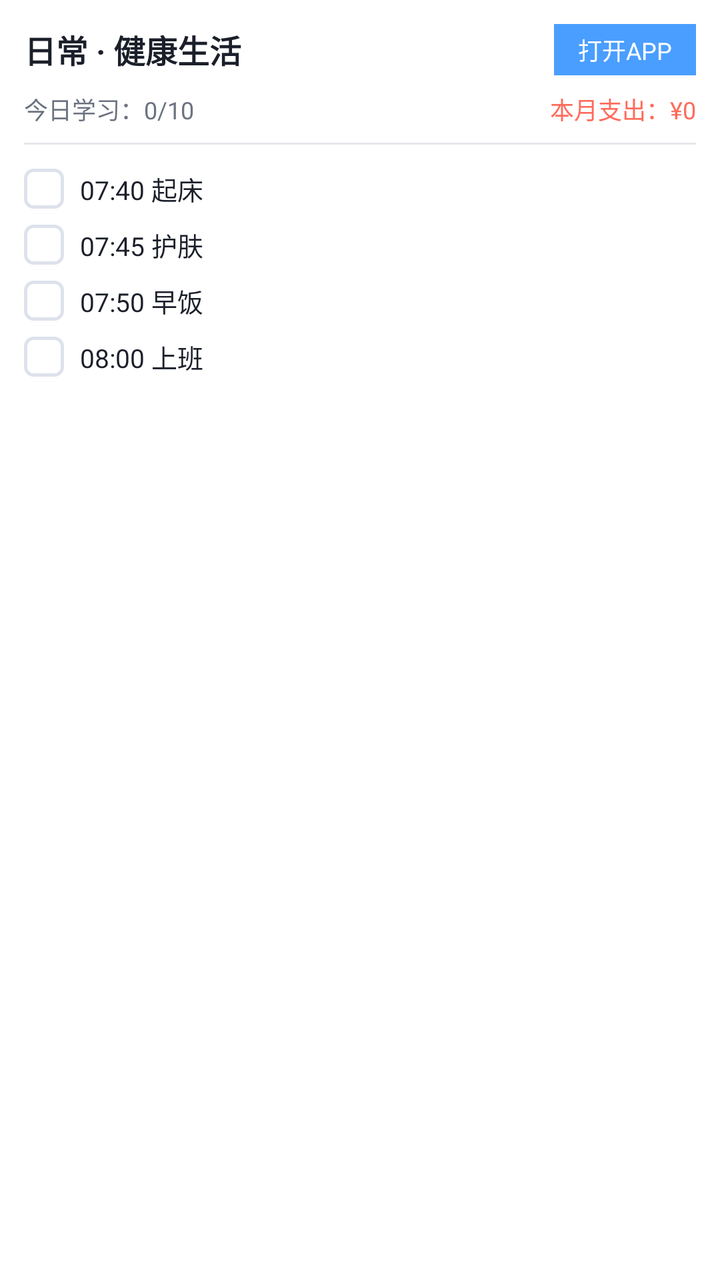
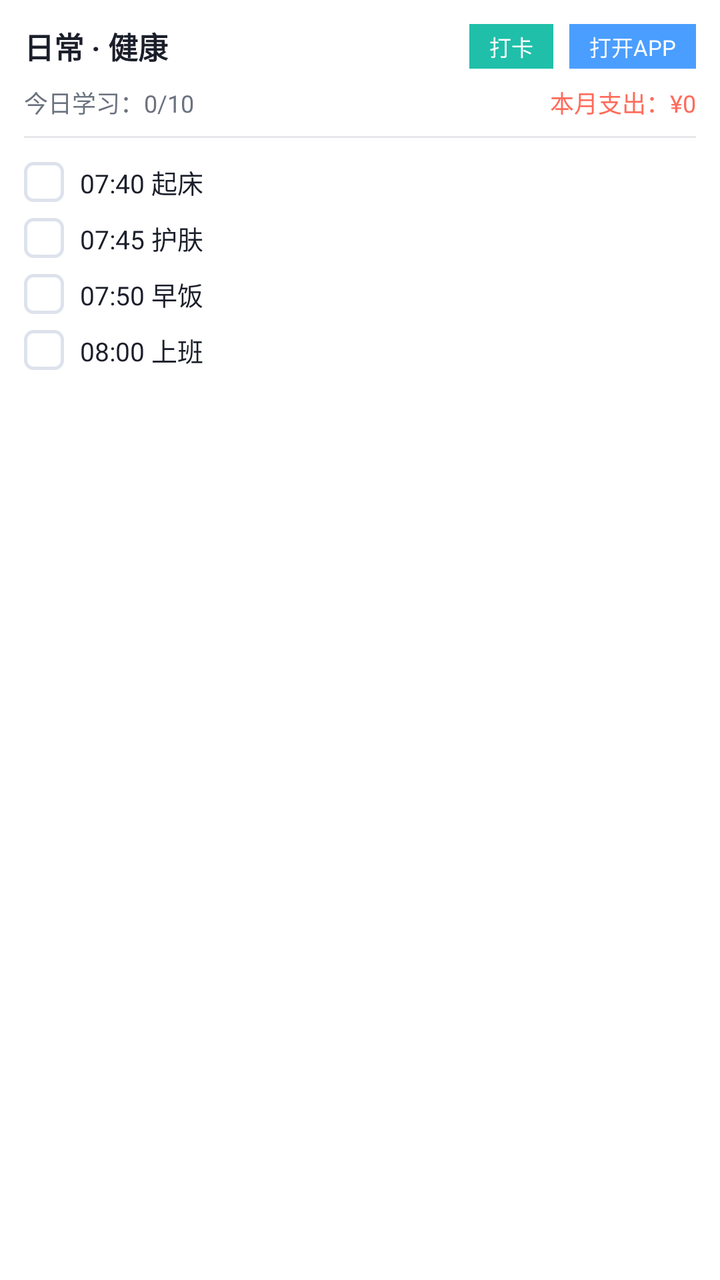

The first picture is an Android layout as it rendered before a commit; the second is the same layout after the commit. The layout source and the unified diff follow.
<!-- AndroidManifest.xml: application theme Theme.AppCompat.Light.NoActionBar -->
<!-- res/layout/widget_health_card.xml -->
<?xml version="1.0" encoding="utf-8"?>
<LinearLayout xmlns:android="http://schemas.android.com/apk/res/android"
    android:layout_width="match_parent"
    android:layout_height="match_parent"
    android:background="#FFFFFF"
    android:padding="12dp"
    android:orientation="vertical">

    
    <LinearLayout
        android:layout_width="match_parent"
        android:layout_height="wrap_content"
        android:orientation="horizontal"
        android:gravity="center_vertical">
        <TextView
            android:layout_width="0dp"
            android:layout_weight="1"
            android:layout_height="wrap_content"
            android:text="日常 · 健康生活"
            android:textColor="#1B1F2A"
            android:textSize="16sp"
            android:textStyle="bold" />
        <TextView
            android:id="@+id/widget_btn_open_app"
            android:layout_width="wrap_content"
            android:layout_height="wrap_content"
            android:text="打开APP"
            android:background="#4A9EFF"
            android:paddingLeft="12dp"
            android:paddingRight="12dp"
            android:paddingTop="4dp"
            android:paddingBottom="4dp"
            android:textColor="#FFFFFF"
            android:textSize="12sp" />
    </LinearLayout>

    
    <LinearLayout
        android:layout_width="match_parent"
        android:layout_height="wrap_content"
        android:orientation="horizontal"
        android:layout_marginTop="8dp">
        <TextView
            android:id="@+id/widget_progress"
            android:layout_width="0dp"
            android:layout_weight="1"
            android:layout_height="wrap_content"
            android:text="今日学习：0/10"
            android:textColor="#6b7280"
            android:textSize="12sp" />
        <TextView
            android:id="@+id/widget_expense"
            android:layout_width="wrap_content"
            android:layout_height="wrap_content"
            android:text="本月支出：¥0"
            android:textColor="#FF6B5B"
            android:textSize="12sp" />
    </LinearLayout>

    <View
        android:layout_width="match_parent"
        android:layout_height="1dp"
        android:background="#E5E7EB"
        android:layout_marginTop="8dp"
        android:layout_marginBottom="8dp" />

    
    <LinearLayout
        android:id="@+id/widget_item_1_layout"
        android:layout_width="match_parent"
        android:layout_height="wrap_content"
        android:orientation="horizontal"
        android:gravity="center_vertical"
        android:paddingTop="4dp"
        android:paddingBottom="4dp">
        <ImageView
            android:id="@+id/widget_item_1_check"
            android:layout_width="20dp"
            android:layout_height="20dp"
            android:src="@drawable/widget_checkbox_bg" />
        <TextView
            android:id="@+id/widget_item_1_text"
            android:layout_width="0dp"
            android:layout_weight="1"
            android:layout_height="wrap_content"
            android:layout_marginLeft="8dp"
            android:text="07:40 起床"
            android:textColor="#1B1F2A"
            android:textSize="13sp" />
    </LinearLayout>

    
    <LinearLayout
        android:id="@+id/widget_item_2_layout"
        android:layout_width="match_parent"
        android:layout_height="wrap_content"
        android:orientation="horizontal"
        android:gravity="center_vertical"
        android:paddingTop="4dp"
        android:paddingBottom="4dp">
        <ImageView
            android:id="@+id/widget_item_2_check"
            android:layout_width="20dp"
            android:layout_height="20dp"
            android:src="@drawable/widget_checkbox_bg" />
        <TextView
            android:id="@+id/widget_item_2_text"
            android:layout_width="0dp"
            android:layout_weight="1"
            android:layout_height="wrap_content"
            android:layout_marginLeft="8dp"
            android:text="07:45 护肤"
            android:textColor="#1B1F2A"
            android:textSize="13sp" />
    </LinearLayout>

    
    <LinearLayout
        android:id="@+id/widget_item_3_layout"
        android:layout_width="match_parent"
        android:layout_height="wrap_content"
        android:orientation="horizontal"
        android:gravity="center_vertical"
        android:paddingTop="4dp"
        android:paddingBottom="4dp">
        <ImageView
            android:id="@+id/widget_item_3_check"
            android:layout_width="20dp"
            android:layout_height="20dp"
            android:src="@drawable/widget_checkbox_bg" />
        <TextView
            android:id="@+id/widget_item_3_text"
            android:layout_width="0dp"
            android:layout_weight="1"
            android:layout_height="wrap_content"
            android:layout_marginLeft="8dp"
            android:text="07:50 早饭"
            android:textColor="#1B1F2A"
            android:textSize="13sp" />
    </LinearLayout>

    
    <LinearLayout
        android:id="@+id/widget_item_4_layout"
        android:layout_width="match_parent"
        android:layout_height="wrap_content"
        android:orientation="horizontal"
        android:gravity="center_vertical"
        android:paddingTop="4dp"
        android:paddingBottom="4dp">
        <ImageView
            android:id="@+id/widget_item_4_check"
            android:layout_width="20dp"
            android:layout_height="20dp"
            android:src="@drawable/widget_checkbox_bg" />
        <TextView
            android:id="@+id/widget_item_4_text"
            android:layout_width="0dp"
            android:layout_weight="1"
            android:layout_height="wrap_content"
            android:layout_marginLeft="8dp"
            android:text="08:00 上班"
            android:textColor="#1B1F2A"
            android:textSize="13sp" />
    </LinearLayout>

</LinearLayout>
<!-- resources referenced by this layout -->
<resources>
  <!-- drawable widget_checkbox_bg (drawable) -->
  <?xml version="1.0" encoding="utf-8"?>
  <shape xmlns:android="http://schemas.android.com/apk/res/android"
      android:shape="rectangle">
      <solid android:color="#FFFFFF" />
      <stroke android:width="1.5dp" android:color="#DDE2EC" />
      <corners android:radius="4dp" />
  </shape>
</resources>

<!-- the commit's change to res/layout/widget_health_card.xml (unified diff, before → after) -->
@@ -12,26 +12,42 @@
         android:layout_height="wrap_content"
         android:orientation="horizontal"
         android:gravity="center_vertical">
+        
         <TextView
             android:layout_width="0dp"
             android:layout_weight="1"
             android:layout_height="wrap_content"
-            android:text="日常 · 健康生活"
+            android:text="日常 · 健康"
             android:textColor="#1B1F2A"
-            android:textSize="16sp"
+            android:textSize="15sp"
             android:textStyle="bold" />
+
+        <TextView
+            android:id="@+id/widget_btn_checkin"
+            android:layout_width="wrap_content"
+            android:layout_height="wrap_content"
+            android:text="打卡"
+            android:background="#1FBFA9"
+            android:paddingLeft="10dp"
+            android:paddingRight="10dp"
+            android:paddingTop="3dp"
+            android:paddingBottom="3dp"
+            android:textColor="#FFFFFF"
+            android:textSize="11sp"
+            android:layout_marginRight="8dp"/>
+            
         <TextView
             android:id="@+id/widget_btn_open_app"
             android:layout_width="wrap_content"
             android:layout_height="wrap_content"
             android:text="打开APP"
             android:background="#4A9EFF"
-            android:paddingLeft="12dp"
-            android:paddingRight="12dp"
-            android:paddingTop="4dp"
-            android:paddingBottom="4dp"
+            android:paddingLeft="10dp"
+            android:paddingRight="10dp"
+            android:paddingTop="3dp"
+            android:paddingBottom="3dp"
             android:textColor="#FFFFFF"
-            android:textSize="12sp" />
+            android:textSize="11sp" />
     </LinearLayout>
 
     
@@ -163,5 +179,4 @@
             android:textColor="#1B1F2A"
             android:textSize="13sp" />
     </LinearLayout>
-
 </LinearLayout>
